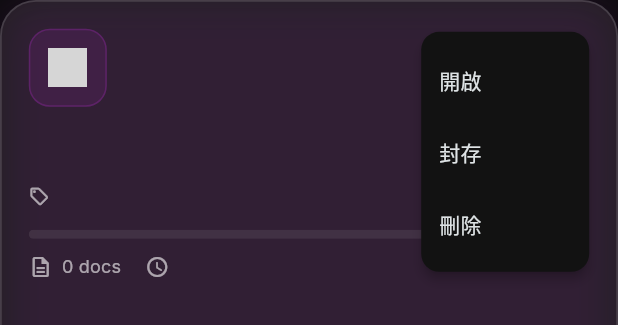
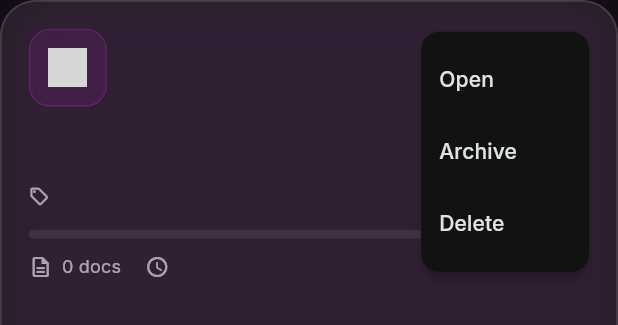
Before and after one commit to ghote-app/ghote, a Flutter app: the _ProjectCard widget shown alone on an empty page, opened directly with empty values, after a tap on the "keyboard control" icon, on a phone screen of 412 x 824 dp. Shown: the top 325 px of the screen. Run offline on Flutter 3.47's test engine with Material 3 defaults, Android fonts, the phone set to English and light mode, and no system bars; our stand-ins replace cloud_firestore, file_picker, firebase_auth, firebase_core, firebase_storage, go_router and 3 more; missing offline and left inert: dart:html; accounts and stored records are empty; grey boxes are pictures that could not be loaded.

Commit message:
feat(projects): add delete flow with confirm dialog and deep delete via ProjectService; card menu in English

```diff
--- a/lib/screens/dashboard_screen.dart
+++ b/lib/screens/dashboard_screen.dart
@@ -14,6 +14,7 @@ import 'settings_screen.dart';
 
 class ProjectItem {
   const ProjectItem({
+    required this.id,
     required this.title,
     required this.status,
     required this.documentCount,
@@ -22,6 +23,7 @@ class ProjectItem {
     required this.progress,
     required this.category,
   });
+  final String id;
   final String title;
   final String status;
   final int documentCount;
@@ -410,6 +412,7 @@ class _DashboardScreenState extends State<DashboardScreen> with SingleTickerProv
             itemBuilder: (context, index) {
               final p = projects[index];
               final item = ProjectItem(
+                id: p.id,
                 title: p.title,
                 status: p.status,
                 documentCount: 0, // 可改為 files 子集合計數（需要額外查詢或彙總欄位）
@@ -431,7 +434,7 @@ class _DashboardScreenState extends State<DashboardScreen> with SingleTickerProv
                       offset: Offset(0, 30 * (1 - animationPercent)),
                       child: Transform.scale(
                         scale: 0.95 + (0.05 * animationPercent),
-                        child: _ProjectCard(item: item),
+                        child: _ProjectCard(item: item, onDelete: () => _confirmDeleteProject(item.id)),
                       ),
                     ),
                   );
@@ -442,6 +445,24 @@ class _DashboardScreenState extends State<DashboardScreen> with SingleTickerProv
         },
       ),
     );
+  }
+  Future<void> _confirmDeleteProject(String projectId) async {
+    final ok = await showDialog<bool>(
+      context: context,
+      builder: (context) => AlertDialog(
+        backgroundColor: Colors.black,
+        title: const Text('Delete project?', style: TextStyle(color: Colors.white)),
+        content: const Text('This will delete the project and its files metadata. This action cannot be undone.', style: TextStyle(color: Colors.white70)),
+        actions: [
+          TextButton(onPressed: () => Navigator.of(context).pop(false), child: const Text('Cancel')),
+          TextButton(onPressed: () => Navigator.of(context).pop(true), child: const Text('Delete')),
+        ],
+      ),
+    );
+    if (ok != true) return;
+    await ProjectService().deleteProjectDeep(projectId);
+    if (!mounted) return;
+    ScaffoldMessenger.of(context).showSnackBar(const SnackBar(content: Text('Project deleted')));
   }
 
   String _formatRelative(DateTime time) {
@@ -757,8 +778,9 @@ class _DashboardScreenState extends State<DashboardScreen> with SingleTickerProv
 }
 
 class _ProjectCard extends StatelessWidget {
-  const _ProjectCard({required this.item});
+  const _ProjectCard({required this.item, required this.onDelete});
   final ProjectItem item;
+  final VoidCallback onDelete;
 
   Color _getStatusColor() {
     switch (item.status) {
@@ -856,14 +878,12 @@ class _ProjectCard extends StatelessWidget {
                               shape: RoundedRectangleBorder(borderRadius: BorderRadius.circular(12)),
                               icon: const Icon(Icons.more_horiz_rounded, color: Colors.white70),
                               onSelected: (value) async {
-                                if (value == 'delete') {
-                                  // 刪除需在上層提供 projectId，此處僅示意（目前用 sample item）
-                                }
+                                if (value == 'delete') onDelete();
                               },
                               itemBuilder: (context) => [
-                                const PopupMenuItem(value: 'open', child: Text('開啟')),
-                                const PopupMenuItem(value: 'archive', child: Text('封存')),
-                                const PopupMenuItem(value: 'delete', child: Text('刪除')),
+                                const PopupMenuItem(value: 'open', child: Text('Open')),
+                                const PopupMenuItem(value: 'archive', child: Text('Archive')),
+                                const PopupMenuItem(value: 'delete', child: Text('Delete')),
                               ],
                             ),
                           ],
```
